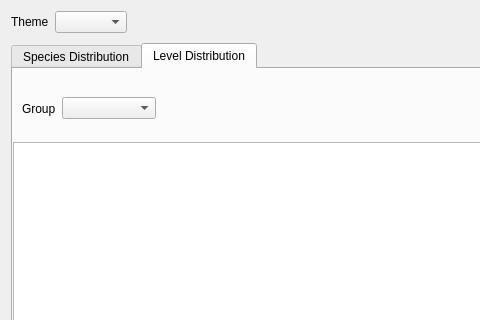
The window that forms/wildmonchart.ui (huderlem/porymap) describes before a commit, drawn with Qt 5; both pictures show x 0 to 480 and y 0 to 320 of the 785 by 492 pixel window.
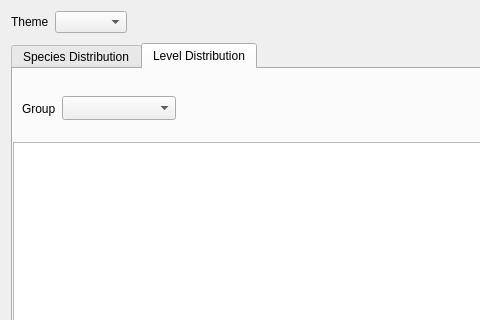
The same window after the commit. The open tabs and pages were chosen to show the change. Icons and pictures are not drawn. Custom widgets are drawn as their Qt base class.

Commit message: Fix dangling references, other warnings

Diff of the .ui file:
```diff
--- a/forms/wildmonchart.ui
+++ b/forms/wildmonchart.ui
@@ -145,7 +145,7 @@
              <bool>false</bool>
             </property>
             <property name="sizeAdjustPolicy">
-             <enum>QComboBox::AdjustToMinimumContentsLength</enum>
+             <enum>QComboBox::AdjustToMinimumContentsLengthWithIcon</enum>
             </property>
             <property name="minimumContentsLength">
              <number>8</number>
```
The commit also changes 2 other files.
